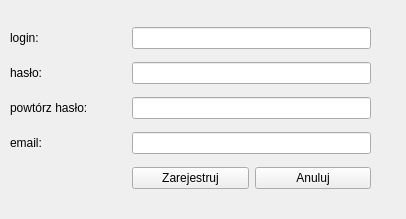
Before: the Qt Designer form registration.ui in peter890/Wydatnik, drawn with Qt 5.
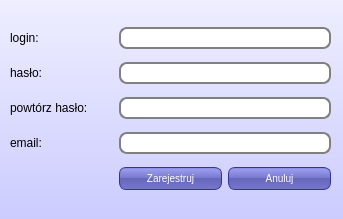
After: the same form once the commit is applied. Icons and pictures are not drawn.

Diff of the .ui file:
```diff
--- a/registration.ui
+++ b/registration.ui
@@ -6,14 +6,77 @@
    <rect>
     <x>0</x>
     <y>0</y>
-    <width>406</width>
+    <width>343</width>
     <height>219</height>
    </rect>
   </property>
   <property name="windowTitle">
    <string>Wydatnik - rejestracja</string>
   </property>
+  <property name="styleSheet">
+   <string notr="true">/*QPushButton {
+color: white;
+background-color: QLinearGradient( x1: 0, y1: 0, x2: 0, y2: 1, stop: 0 #88d, stop: 0.1 #99e, stop: 0.49 #77c, stop: 0.5 #66b, stop: 1 #77c);
+border-width: 1px;
+border-color: #339;
+border-style: solid;
+border-radius: 7;
+
+font-size: 10px;
+
+
+max-width: 115px;
+
+max-height: 27px;
+}
+
+QLineEdit {
+   
+    background-color: rgb(255, 255, 241);
+    selection-color: white;                        
+    selection-background-color: rgb(191, 31, 127);
+    border: 2px groove gray;
+    border-radius: 10px;
+    padding: 2px 4px;
+}*/
+
+QLineEdit {
+padding: 1px;
+border-style: solid;
+border: 2px solid gray;
+border-radius: 8px;
+}
+
+QPushButton {
+color: white;
+background-color: QLinearGradient( x1: 0, y1: 0, x2: 0, y2: 1, stop: 0 #88d, stop: 0.1 #99e, stop: 0.49 #77c, stop: 0.5 #66b, stop: 1 #77c);
+border-width: 1px;
+border-color: #339;
+border-style: solid;
+border-radius: 7;
+padding: 3px;
+font-size: 10px;
+padding-left: 5px;
+padding-right: 5px;
+
+max-width: 110px;
+
+max-height: 15px;
+}
+
+#Login{
+	background: gray;
+}
+#centralwidget{
+
+	background: QLinearGradient(x1: 0, y1: 0, x2: 0, y2: 1, stop: 0 #eef, stop: 1 #ccf);
+}
+</string>
+  </property>
   <widget class="QWidget" name="centralwidget">
+   <property name="styleSheet">
+    <string notr="true"/>
+   </property>
    <widget class="QLabel" name="label">
     <property name="geometry">
      <rect>
@@ -42,7 +105,7 @@
      <rect>
       <x>10</x>
       <y>20</y>
-      <width>361</width>
+      <width>321</width>
       <height>181</height>
      </rect>
     </property>
```
Left out of the diff: 12 changed lines with no effect on the pictures.
